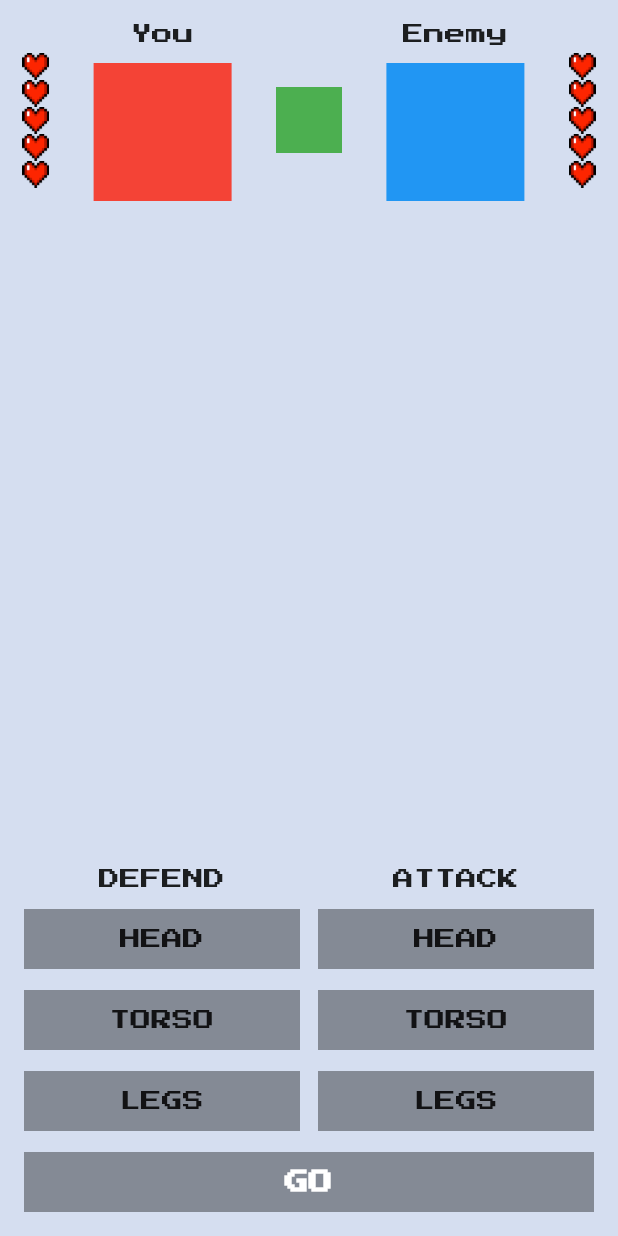
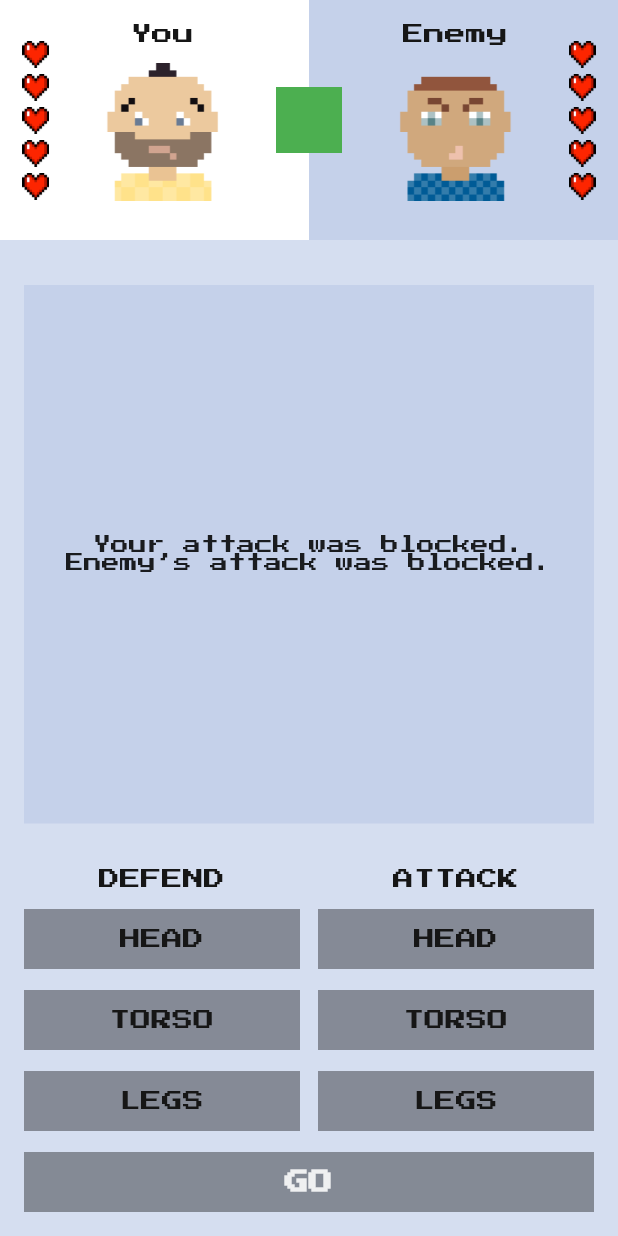
Before and after one commit to marie2465/flutter_fight_club, a Flutter app: the screen it shows after launch, on a phone screen of 412 x 824 dp. Run offline on Flutter 3.47's test engine with Material 2 defaults, Android fonts, the phone set to English and light mode, and no system bars; our stand-ins replace google_fonts.

```diff
--- /dev/null
+++ b/lib/fight_club_colors.dart
@@ -0,0 +1,13 @@
+import 'package:flutter/material.dart';
+
+class FightClubColors{
+  FightClubColors._();
+
+  static const background = Color(0xFFD5DEF0);
+  static const greyButton = Color(0x60000000);
+  static const blueButton = Color(0xFF1C79CE);
+  static const blackButton = Color(0xDE000000);
+  static const darkGreyText = Color(0xFF161616);
+  static const whiteText = Color(0xDDFFFFFF);
+  static const darkPuple = Color(0xFFC5D1EA);
+}
--- /dev/null
+++ b/lib/fight_club_images.dart
@@ -0,0 +1,6 @@
+class FightClubImages{
+  FightClubImages._();
+
+  static const youAvatar = "assets/images/you-avatar.png";
+  static const enemyAvatar = "assets/images/enemy-avatar.png";
+}
--- a/lib/main.dart
+++ b/lib/main.dart
@@ -1,7 +1,9 @@
 import 'dart:math';
 
 import 'package:flutter/material.dart';
+import 'package:flutter_fight_club/fight_club_colors.dart';
 import 'package:flutter_fight_club/fight_club_icons.dart';
+import 'package:flutter_fight_club/fight_club_images.dart';
 import 'package:google_fonts/google_fonts.dart';
 
 void main() {
@@ -56,7 +58,22 @@ class MyHomePageState extends State<MyHomePage> {
                 maxLivesCount: maxLivves,
                 yourLivesCount: yourLives,
                 enemysLivesCount: enemysLives),
-            const Expanded(child: SizedBox()),
+            const Expanded(
+                child: Padding(
+              padding: EdgeInsets.symmetric(horizontal: 16, vertical: 30),
+              child: SizedBox(
+                width: double.infinity,
+                child: ColoredBox(
+                  color: Color(0xFFC5D1EA),
+                  child: Center(
+                      child: Text(
+                    "Your attack was blocked.\nEnemy’s attack was blocked.",
+                    textAlign: TextAlign.center,
+                    style: TextStyle(fontSize: 12),
+                  )),
+                ),
+              ),
+            )),
             ControlsWidget(
                 defendingBodyPart: defendingBodyPart,
                 selectDependingBodyPart: _selectDependingBodyPart,
@@ -160,7 +177,7 @@ class GoButton extends StatelessWidget {
                 style: const TextStyle(
                     fontWeight: FontWeight.w900,
                     fontSize: 16,
-                    color: Colors.white),
+                    color: Color(0xDEFFFFFF)),
               ),
             ),
           ),
@@ -186,7 +203,21 @@ class FightersInfo extends StatelessWidget {
   Widget build(BuildContext context) {
     return SizedBox(
       height: 160,
-      child: Row(
+      child: Stack(children: [
+        Row(
+          crossAxisAlignment: CrossAxisAlignment.stretch,
+          children: [
+            Expanded(
+                child: ColoredBox(
+              color: Colors.white,
+            )),
+            Expanded(
+                child: ColoredBox(
+              color: FightClubColors.darkPuple,
+            )),
+          ],
+        ),
+        Row(
           mainAxisAlignment: MainAxisAlignment.spaceAround,
           children: [
             LivesWidget(
@@ -195,11 +226,15 @@ class FightersInfo extends StatelessWidget {
             ),
             Column(children: [
               const SizedBox(height: 16),
-            Text("You"),
+              Text(
+                "You",
+                style: TextStyle(color: FightClubColors.darkGreyText),
+              ),
               const SizedBox(height: 12),
-            ColoredBox(
-              color: Colors.red,
-              child: SizedBox(height: 92, width: 92),
+              Image.asset(
+                FightClubImages.youAvatar,
+                height: 92,
+                width: 92,
               )
             ]),
             ColoredBox(
@@ -208,19 +243,22 @@ class FightersInfo extends StatelessWidget {
             ),
             Column(children: [
               const SizedBox(height: 16),
-            Text("Enemy"),
+              const Text("Enemy",
+                  style: TextStyle(color: FightClubColors.darkGreyText)),
               const SizedBox(height: 12),
-            ColoredBox(
-              color: Colors.blue,
-              child: SizedBox(height: 92, width: 92),
+              Image.asset(
+                FightClubImages.enemyAvatar,
+                height: 92,
+                width: 92,
               )
             ]),
             LivesWidget(
               overallivesCount: maxLivesCount,
               currentlivesCount: enemysLivesCount,
-          ),
+            )
           ],
         ),
+      ]),
     );
   }
 }
@@ -249,7 +287,8 @@ class ControlsWidget extends StatelessWidget {
         Expanded(
           child: Column(
             children: [
-              Text("Defend".toUpperCase()),
+              Text("Defend".toUpperCase(),
+                  style: TextStyle(color: FightClubColors.darkGreyText)),
               const SizedBox(height: 13),
               BodyPartButton(
                 text: BodyPart.head,
@@ -275,7 +314,10 @@ class ControlsWidget extends StatelessWidget {
         Expanded(
           child: Column(
             children: [
-              Text("Attack".toUpperCase()),
+              Text(
+                "Attack".toUpperCase(),
+                style: TextStyle(color: FightClubColors.darkGreyText),
+              ),
               const SizedBox(height: 13),
               BodyPartButton(
                 text: BodyPart.head,
@@ -322,16 +364,22 @@ class LivesWidget extends StatelessWidget {
       mainAxisSize: MainAxisSize.min,
       children: List.generate(overallivesCount, (index) {
         if (index < currentlivesCount) {
-          return Image.asset(
+          return Padding(
+            padding: EdgeInsets.only(bottom: index< overallivesCount-1 ? 4 : 0),
+            child: Image.asset(
               FightClubIcons.heartFull,
               height: 18,
               width: 18,
+            ),
           );
         } else {
-          return Image.asset(
+          return Padding(
+            padding: EdgeInsets.only(bottom: index< overallivesCount-1 ? 4 : 0),
+            child: Image.asset(
               FightClubIcons.heartEmpty,
               height: 18,
               width: 18,
+            ),
           );
         }
       }),
@@ -380,9 +428,16 @@ class BodyPartButton extends StatelessWidget {
         height: 40,
         child: ColoredBox(
           color: selected
-              ? const Color.fromRGBO(28, 121, 206, 1)
-              : const Color.fromRGBO(0, 0, 0, 0.38),
-          child: Center(child: Text(text.name.toUpperCase())),
+              ? FightClubColors.blueButton
+              : FightClubColors.greyButton,
+          child: Center(
+              child: Text(
+            text.name.toUpperCase(),
+            style: TextStyle(
+                color: selected
+                    ? FightClubColors.whiteText
+                    : FightClubColors.darkGreyText),
+          )),
         ),
       ),
     );
--- a/pubspec.yaml
+++ b/pubspec.yaml
@@ -23,3 +23,4 @@ flutter:
   assets:
     - google_fonts/
     - assets/icons/
+    - assets/images/
```
Also changed, not shown: assets/icons/heart-empty.png (added), assets/images/enemy-avatar.png (added), assets/images/you-avatar.png (renamed from assets/icons/you-avatar.png), 7 other files. Lines whose indentation alone changed are shown as unchanged.
